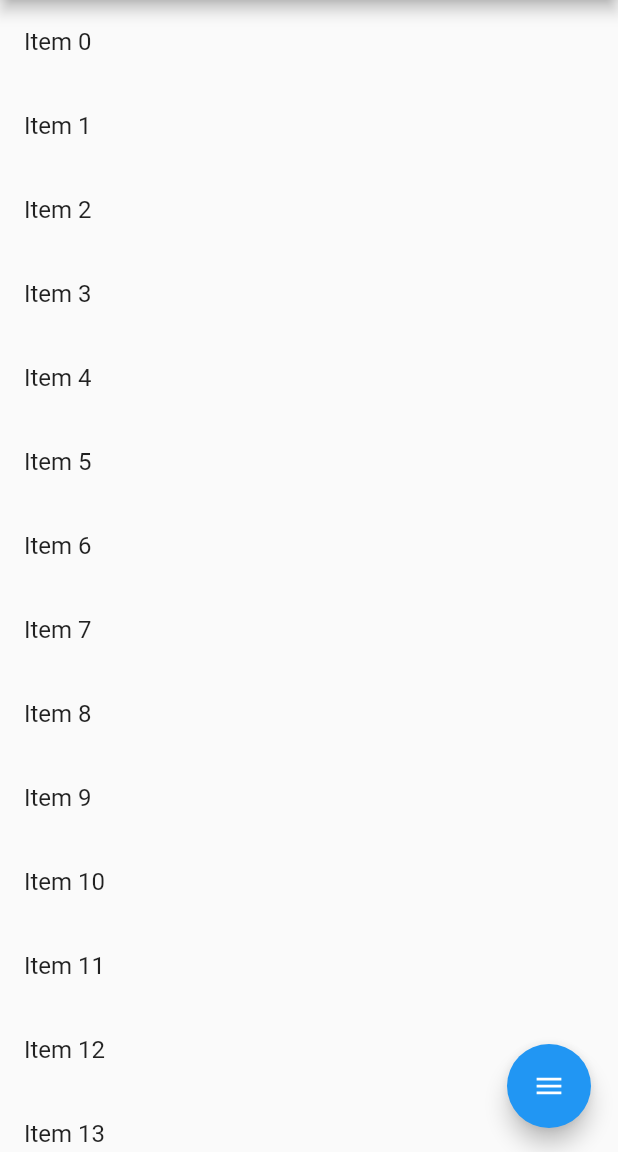
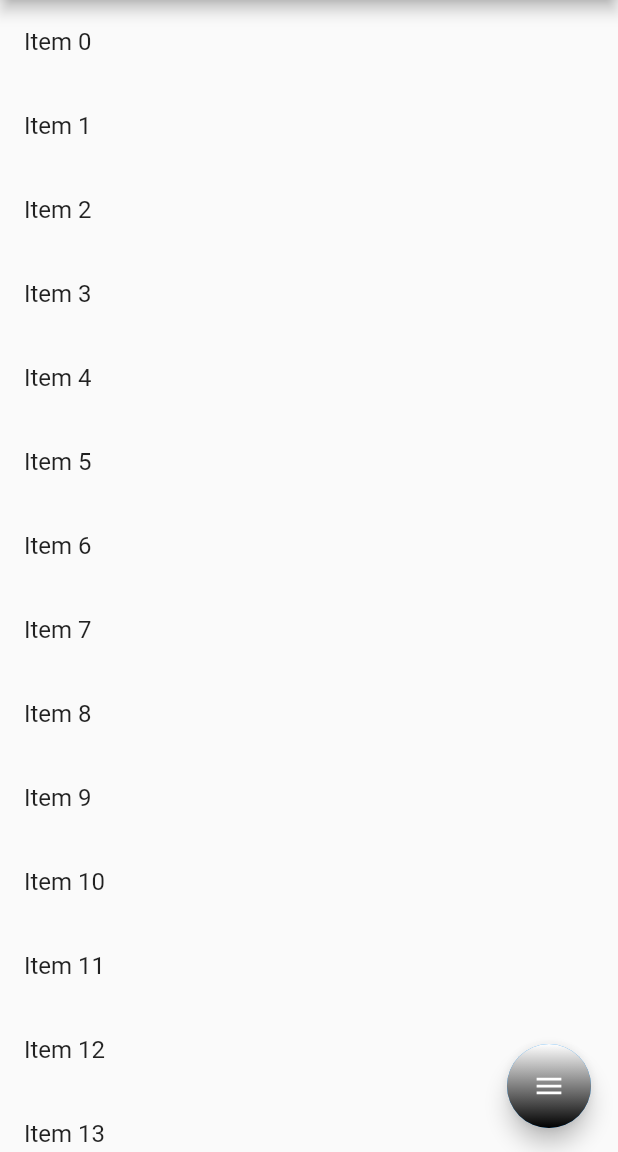
Before and after one commit to darioielardi/flutter_speed_dial, a Flutter app: the screen it shows after launch, on a phone screen of 412 x 824 dp, the part 84-1236 px from its top. Run offline on Flutter 3.47's test engine with Material 2 defaults, Android fonts, the phone set to English and light mode, and no system bars.

Commit message:
added ability to give gradient to main speed dial

```diff
--- a/example/lib/main.dart
+++ b/example/lib/main.dart
@@ -50,6 +50,11 @@ class MyAppState extends State<MyApp> with TickerProviderStateMixin {
       onClose: () => print('DIAL CLOSED'),
       visible: dialVisible,
       curve: Curves.bounceIn,
+      gradient: LinearGradient(
+        begin: Alignment.topCenter,
+        end: Alignment.bottomCenter,
+        colors: [Colors.white, Colors.black],
+      ),
       children: [
         SpeedDialChild(
           child: Icon(Icons.accessibility, color: Colors.white),
--- a/lib/src/speed_dial.dart
+++ b/lib/src/speed_dial.dart
@@ -22,6 +22,7 @@ class SpeedDial extends StatefulWidget {
   final Color foregroundColor;
   final double elevation;
   final ShapeBorder shape;
+  final Gradient gradient;
 
   final double marginRight;
   final double marginBottom;
@@ -56,11 +57,12 @@ class SpeedDial extends StatefulWidget {
   /// The speed of the animation
   final int animationSpeed;
 
-  SpeedDial({
-    this.children = const [],
+  SpeedDial(
+      {this.children = const [],
       this.visible = true,
       this.backgroundColor,
       this.foregroundColor,
+      this.gradient,
       this.elevation = 6.0,
       this.overlayOpacity = 0.8,
       this.overlayColor = Colors.white,
@@ -77,14 +79,14 @@ class SpeedDial extends StatefulWidget {
       this.shape = const CircleBorder(),
       this.curve = Curves.linear,
       this.onPress,
-    this.animationSpeed = 150
-  });
+      this.animationSpeed = 150});
 
   @override
   _SpeedDialState createState() => _SpeedDialState();
 }
 
-class _SpeedDialState extends State<SpeedDial> with SingleTickerProviderStateMixin {
+class _SpeedDialState extends State<SpeedDial>
+    with SingleTickerProviderStateMixin {
   AnimationController _controller;
 
   bool _open = false;
@@ -98,8 +100,9 @@ class _SpeedDialState extends State<SpeedDial> with SingleTickerProviderStateMix
     );
   }
 
-  Duration _calculateMainControllerDuration() =>
-      Duration(milliseconds: widget.animationSpeed + widget.children.length * (widget.animationSpeed / 5).round());
+  Duration _calculateMainControllerDuration() => Duration(
+      milliseconds: widget.animationSpeed +
+          widget.children.length * (widget.animationSpeed / 5).round());
 
   @override
   void dispose() {
@@ -166,7 +169,9 @@ class _SpeedDialState extends State<SpeedDial> with SingleTickerProviderStateMix
               if (!widget.closeManually) _toggleChildren();
             },
             shape: child.shape,
-            heroTag: widget.heroTag != null ? '${widget.heroTag}-child-$index' : null,
+            heroTag: widget.heroTag != null
+                ? '${widget.heroTag}-child-$index'
+                : null,
           );
         })
         .toList()
@@ -193,11 +198,21 @@ class _SpeedDialState extends State<SpeedDial> with SingleTickerProviderStateMix
 
   Widget _renderButton() {
     var child = widget.animatedIcon != null
-        ? AnimatedIcon(
+        ? Container(
+            width: 56.0,
+            height: 56.0,
+            child: Center(
+              child: AnimatedIcon(
                 icon: widget.animatedIcon,
                 progress: _controller,
                 color: widget.animatedIconTheme?.color,
                 size: widget.animatedIconTheme?.size,
+              ),
+            ),
+            decoration: BoxDecoration(
+              shape: BoxShape.circle,
+              gradient: widget.gradient,
+            ),
           )
         : widget.child;
 
@@ -210,7 +225,8 @@ class _SpeedDialState extends State<SpeedDial> with SingleTickerProviderStateMix
       foregroundColor: widget.foregroundColor,
       elevation: widget.elevation,
       onLongPress: _toggleChildren,
-      callback: (_open || widget.onPress == null) ? _toggleChildren : widget.onPress,
+      callback:
+          (_open || widget.onPress == null) ? _toggleChildren : widget.onPress,
       child: child,
       heroTag: widget.heroTag,
       shape: widget.shape,
```
Lines whose indentation alone changed are shown as unchanged.
